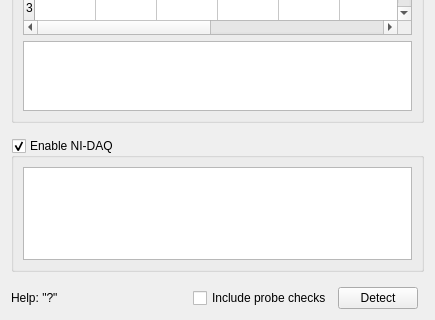
The window that Forms/DevicesTab.ui (billkarsh/SpikeGLX) describes before a commit, drawn with Qt 5; both pictures show x 0 to 435 and y 155 to 475 of the 435 by 475 pixel window.
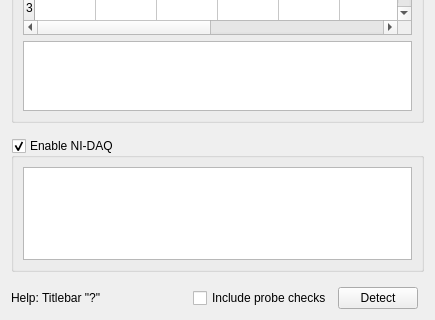
The same window after the commit.

Diff of the .ui file:
```diff
--- a/Forms/DevicesTab.ui
+++ b/Forms/DevicesTab.ui
@@ -283,7 +283,7 @@
       </sizepolicy>
      </property>
      <property name="text">
-      <string>Help: &quot;?&quot;</string>
+      <string>Help: Titlebar &quot;?&quot;</string>
      </property>
     </widget>
    </item>
```
